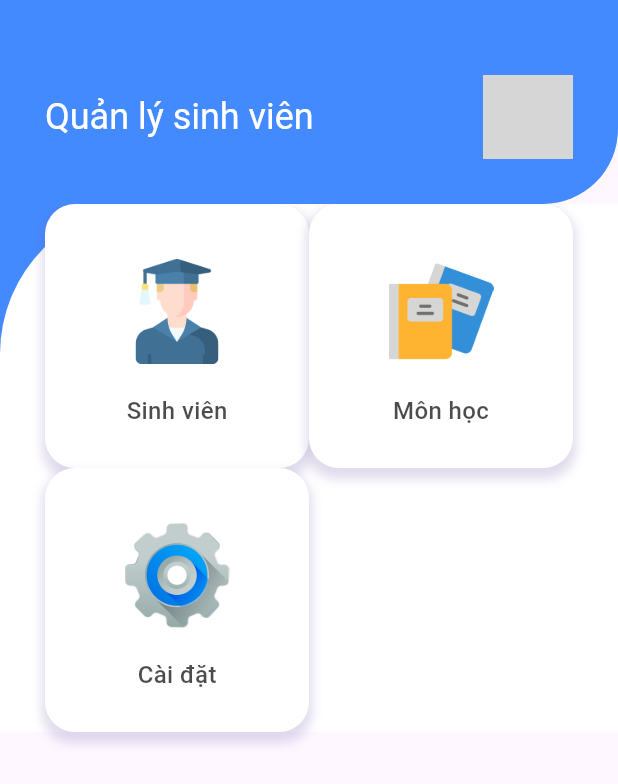
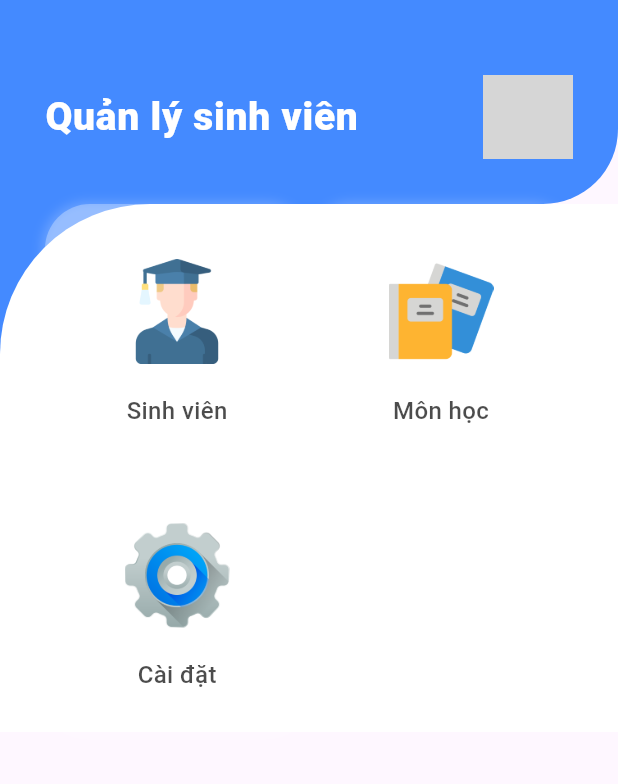
Before and after one commit to n4tsukii/bt-giua-ky, a Flutter app: the screen it shows after launch, on a phone screen of 412 x 824 dp. Shown: the top 784 px of the screen. Run offline on Flutter 3.47's test engine with Material 3 defaults, Android fonts, the phone set to English and light mode, and no system bars; grey boxes are pictures that could not be loaded.

Commit message:
homepage

```diff
--- a/lib/widgets/homepage.dart
+++ b/lib/widgets/homepage.dart
@@ -20,35 +20,26 @@ class MyHomePage extends StatelessWidget {
                 bottomRight: Radius.circular(50),
               )
             ),
-            child: Column(
+            child: const Column(
               crossAxisAlignment: CrossAxisAlignment.start,
               children: [
-                const SizedBox(height: 50),
+                SizedBox(height: 50),
                 ListTile(
-                  contentPadding: const EdgeInsets.symmetric(horizontal: 30),
+                  contentPadding: EdgeInsets.symmetric(horizontal: 30),
                   title: Text(
                     'Quản lý sinh viên',
-                    style: Theme.of(context).textTheme.headlineSmall?.copyWith(color: Colors.white)
+                    style: TextStyle(
+                      fontSize: 26,
+                      fontWeight: FontWeight.w800,
+                      color: Colors.white,
+                    ),
                   ),
-                  trailing: const CircleAvatar(
+                  trailing: CircleAvatar(
                     radius: 30,
                     backgroundImage: AssetImage('assests/icons/internship.png'),
                   ),
                 ),
-                const SizedBox(height: 30),
-                // Padding(
-                //   padding: EdgeInsets.only(left: 3, bottom: 15),
-                //   child: Text(
-                //       'Quản lý sinh viên',
-                //     style: TextStyle(
-                //       fontSize: 25,
-                //       fontWeight: FontWeight.w600,
-                //       letterSpacing: 1,
-                //       wordSpacing: 2,
-                //       color: Colors.white,
-                //     ),
-                //   ),
-                // ),
+                SizedBox(height: 30),
               ],
             ),
           ),
@@ -79,12 +70,12 @@ class MyHomePage extends StatelessWidget {
                       child: Container(
                         padding: const EdgeInsets.symmetric(vertical: 10),
                         decoration: BoxDecoration(
-                          borderRadius: BorderRadius.circular(20),
-                          color: Colors.white,
+                          borderRadius: BorderRadius.circular(30),
+                          color: Colors.white30,
                           boxShadow: [
                             BoxShadow(
-                              offset: const Offset(0, 5),
-                              color: Theme.of(context).primaryColor.withOpacity(.2),
+                              offset: const Offset(0, 1),
+                              color: Colors.white.withOpacity(0.2),
                               spreadRadius: 2,
                               blurRadius: 5,
                             )
```
